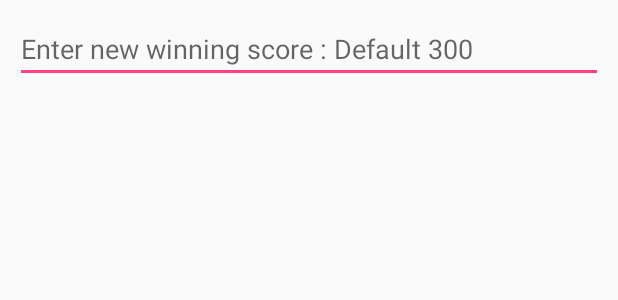
After one commit to utkarsh028/HiddenWord, an Android app: the layout restart.xml on its own in the app's theme, with its tools: preview values and no code run, on a phone screen of 412 x 824 dp. The commit adds this screen. Shown: the top 300 px of the screen. Run offline under Robolectric (Android 15) with nearby library versions, the phone set to English and light mode, and no system bars.

```diff
--- a/app/src/main/assets/aaa.txt
+++ b/app/src/main/assets/aaa.txt
@@ -4,10 +4,10 @@ How to start: - The game begins when a player selects a character from the grid
 
 Scoring: - If a complete valid word is formed (of minimum length 3) then the length of the word (x10) is added to the score of the player who completed that word. But if an invalid prefix is formed then the length of that prefix (x5) is deducted from the score of the player who formed that prefix.
 
-End:- Game ends when one of the player reaches score = 300 (to win) or -300 (to lose), and if 100 character for each player are over player with high score wins the game.
-
 Challenge Button:- In middle of the game at any point of time if you fell that word cannot be completed than you can use challenge button. If no surrounding character forms a valid prefix then you get plus point ( + length of current word x 10 ) else a valid character is displayed and your score reduces ( - length of current word x 5).
 
 New Word Button:- If a player completes a word his score increases, if another word can be formed in its continuation then "NEW WORD" button gets highlighted and other player gets to choose whether to continue with that word or switch to new word.
 
+End:- Game ends when one of the player reaches winning score ( default = 300 ) (to win) or negative winning score (to lose), and if 100 character for each player are over player with high score wins the game.
+
 Tip:- It is not important to complete the word just find the correct word which will lead you to victory.
--- /dev/null
+++ b/app/src/main/res/layout/restart.xml
@@ -0,0 +1,15 @@
+<?xml version="1.0" encoding="utf-8"?>
+<LinearLayout xmlns:android="http://schemas.android.com/apk/res/android"
+    android:layout_width="match_parent"
+    android:layout_height="match_parent"
+    android:orientation="vertical"
+    android:padding="10dp">
+
+    <EditText
+        android:id="@+id/max_score"
+        android:layout_width="match_parent"
+        android:layout_height="wrap_content"
+        android:inputType="number"
+        android:hint="Enter new winning score : Default 300" />
+
+</LinearLayout>
--- a/app/src/main/res/values/strings.xml
+++ b/app/src/main/res/values/strings.xml
@@ -3,4 +3,6 @@
     <string name="start">Let\'s Play</string>
     <string name="instructions">Instructions</string>
     <string name="exit">Exit</string>
+    <string name="restart">Restart</string>
+    <string name="challenge">Challenge</string>
 </resources>
```
Also changed, not shown: app/src/main/java/com/meutkarsh/hiddenword/Game.java (+27 -10 lines), app/src/main/res/layout/activity_game.xml (+10 -10 lines).
